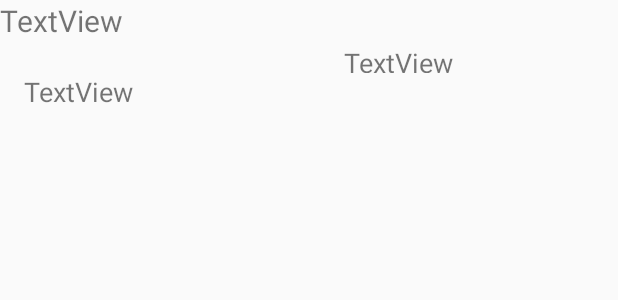
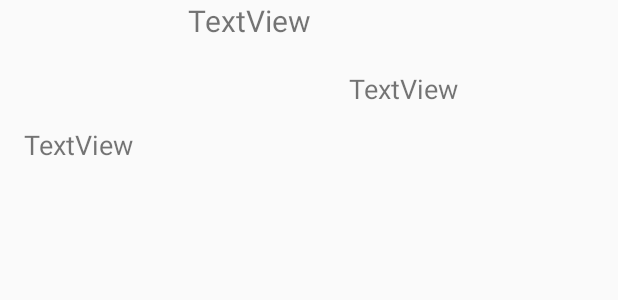
Before and after one commit to GabrielGrimberg/TrendingNow, an Android app: the layout list_record.xml on its own in the app's theme, with its tools: preview values and no code run, on a phone screen of 412 x 824 dp. Shown: the top 300 px of the screen. Run offline under Robolectric (Android 15) with nearby library versions, the phone set to English and light mode, and no system bars.

```diff
--- a/TrendingNow/app/src/main/res/layout/list_record.xml
+++ b/TrendingNow/app/src/main/res/layout/list_record.xml
@@ -12,16 +12,17 @@
         android:layout_width="332dp"
         android:layout_height="29dp"
         android:text="TextView"
+        android:textAlignment="center"
         android:textSize="20sp"
-        tools:layout_editor_absoluteX="17dp"
+        tools:layout_editor_absoluteX="14dp"
         tools:layout_editor_absoluteY="16dp" />
 
     <TextView
         android:id="@+id/tvArist"
         android:layout_width="97dp"
-        android:layout_height="19dp"
-        android:layout_marginRight="5dp"
-        android:layout_marginTop="0dp"
+        android:layout_height="20dp"
+        android:layout_marginRight="2dp"
+        android:layout_marginTop="17dp"
         android:text="TextView"
         android:textSize="18sp"
         app:layout_constraintRight_toRightOf="@+id/tvName"
@@ -33,10 +34,11 @@
         android:layout_height="wrap_content"
         android:layout_marginLeft="16dp"
         android:layout_marginRight="16dp"
-        android:layout_marginTop="0dp"
+        android:layout_marginTop="17dp"
         android:text="TextView"
         android:textSize="18sp"
         app:layout_constraintLeft_toLeftOf="parent"
         app:layout_constraintRight_toRightOf="parent"
-        app:layout_constraintTop_toBottomOf="@+id/tvArist" />
+        app:layout_constraintTop_toBottomOf="@+id/tvArist"
+        app:layout_constraintHorizontal_bias="0.0" />
 </android.support.constraint.ConstraintLayout>
```
Also changed, not shown: TrendingNow/app/src/main/java/com/gabrielgrimberg/trendingnow/FeedAdapter.java (+41 -10 lines).
